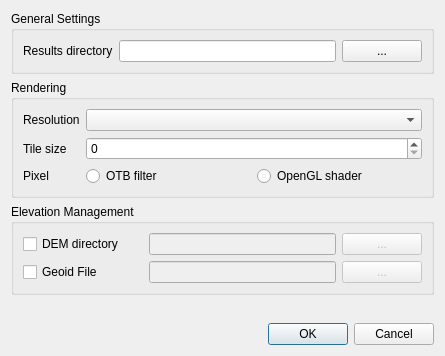
Qt form Code/Application/Monteverdi/mvdPreferencesDialog.ui (orfeotoolbox/OTB) before a commit.
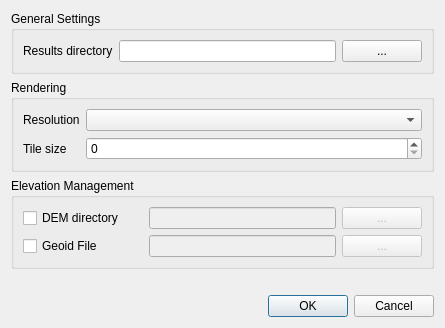
The same form after that commit.

Commit message: ENH: Removed pixel color-mode from preferences-dialog.

Patch:
```diff
--- a/Code/Application/Monteverdi/mvdPreferencesDialog.ui
+++ b/Code/Application/Monteverdi/mvdPreferencesDialog.ui
@@ -10,7 +10,7 @@
     <x>0</x>
     <y>0</y>
     <width>445</width>
-    <height>356</height>
+    <height>328</height>
    </rect>
   </property>
   <property name="sizePolicy">
@@ -125,19 +125,6 @@
           </property>
          </widget>
         </item>
-        <item row="3" column="0">
-         <widget class="QLabel" name="pixelLabel">
-          <property name="sizePolicy">
-           <sizepolicy hsizetype="Maximum" vsizetype="Minimum">
-            <horstretch>0</horstretch>
-            <verstretch>0</verstretch>
-           </sizepolicy>
-          </property>
-          <property name="text">
-           <string>Pixel</string>
-          </property>
-         </widget>
-        </item>
         <item row="1" column="0">
          <widget class="QLabel" name="resolutionLabel">
           <property name="sizePolicy">
@@ -164,20 +151,6 @@
           </property>
          </widget>
         </item>
-        <item row="3" column="1">
-         <widget class="QRadioButton" name="otbRadioButton">
-          <property name="text">
-           <string>OTB filter</string>
-          </property>
-         </widget>
-        </item>
-        <item row="3" column="2">
-         <widget class="QRadioButton" name="shaderRadioButton">
-          <property name="text">
-           <string>OpenGL shader</string>
-          </property>
-         </widget>
-        </item>
        </layout>
       </widget>
      </item>
```
The commit also changes 7 other files.
